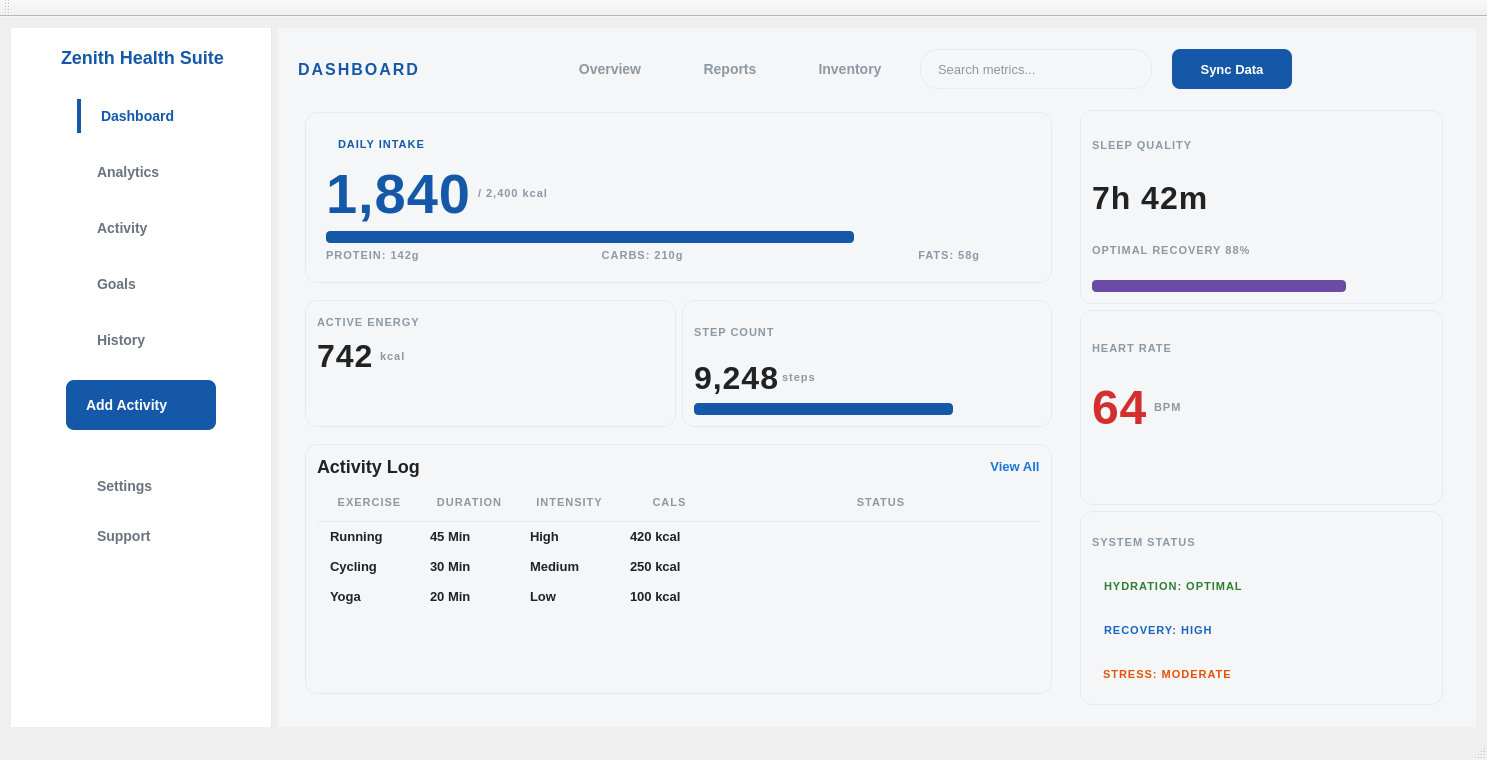
First picture: the form in ZenithHealthSuite/DashboardScreen.ui, repository iharisrao/zenith-health-suite, before the edit.
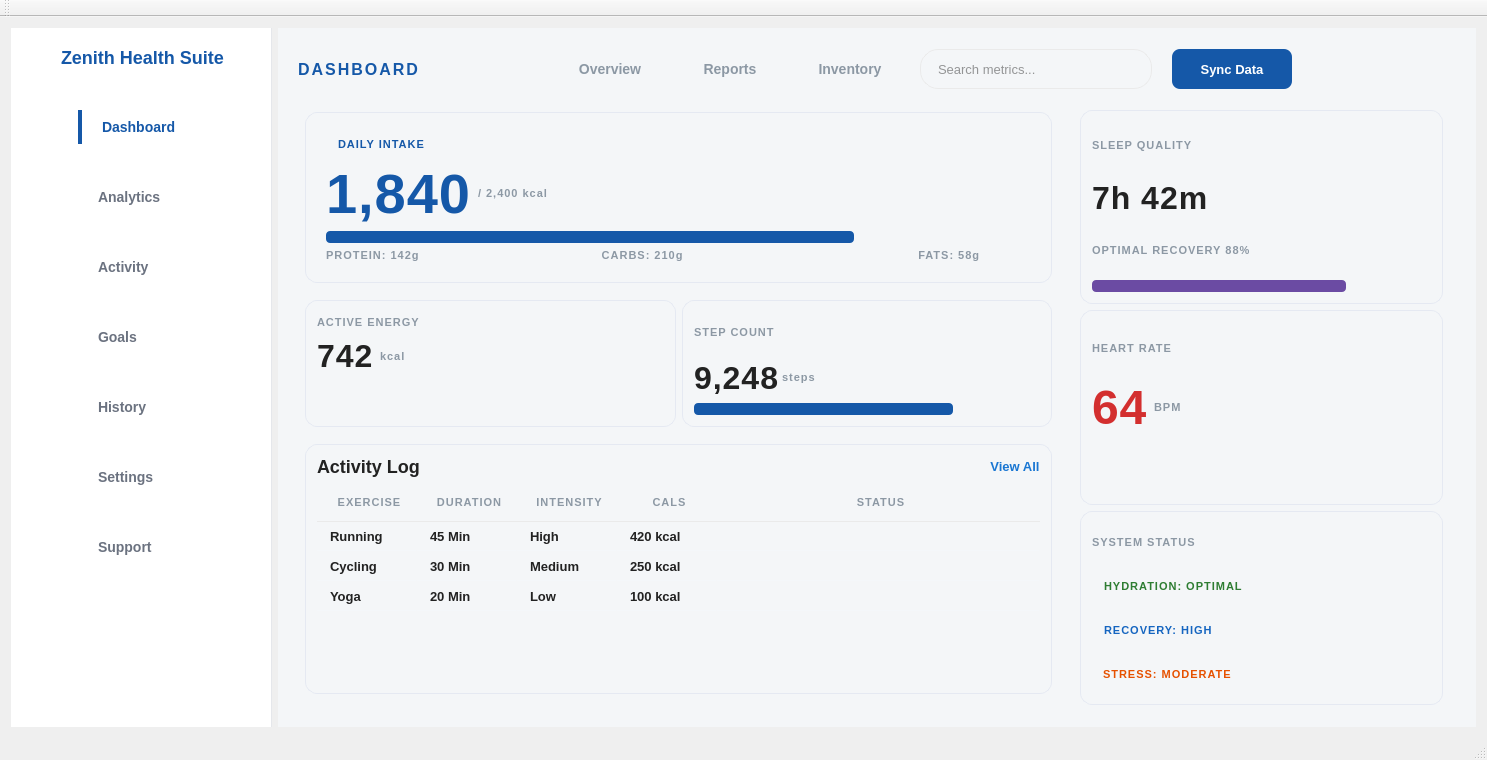
Second picture: the form after the edit. Icons and pictures are not drawn.

Commit message: Connected dashboard screen and activity screen togeather and create database of activity screen also delete all files of data_dialog_box

The edit to the form file:
```diff
--- a/ZenithHealthSuite/DashboardScreen.ui
+++ b/ZenithHealthSuite/DashboardScreen.ui
@@ -321,51 +321,13 @@
         <string>Zenith Health Suite</string>
        </property>
       </widget>
-      <widget class="QPushButton" name="addActivityButton">
-       <property name="geometry">
-        <rect>
-         <x>40</x>
-         <y>350</y>
-         <width>180</width>
-         <height>54</height>
-        </rect>
-       </property>
-       <property name="minimumSize">
-        <size>
-         <width>0</width>
-         <height>54</height>
-        </size>
-       </property>
-       <property name="maximumSize">
-        <size>
-         <width>16777215</width>
-         <height>60</height>
-        </size>
-       </property>
-       <property name="styleSheet">
-        <string notr="true">background-color: #1558A8; color: white; border-radius: 8px; font-weight: bold;</string>
-       </property>
-       <property name="text">
-        <string>Add Activity</string>
-       </property>
-       <property name="icon">
-        <iconset>
-         <normaloff>icons/add_24dp_FFFFFF_FILL0_wght400_GRAD0_opsz24.png</normaloff>icons/add_24dp_FFFFFF_FILL0_wght400_GRAD0_opsz24.png</iconset>
-       </property>
-       <property name="iconSize">
-        <size>
-         <width>24</width>
-         <height>24</height>
-        </size>
-       </property>
-      </widget>
       <widget class="QWidget" name="layoutWidget">
        <property name="geometry">
         <rect>
-         <x>40</x>
-         <y>50</y>
+         <x>41</x>
+         <y>51</y>
          <width>179</width>
-         <height>296</height>
+         <height>521</height>
         </rect>
        </property>
        <layout class="QVBoxLayout" name="verticalLayout_2">
@@ -454,18 +416,6 @@
           </property>
          </widget>
         </item>
-       </layout>
-      </widget>
-      <widget class="QWidget" name="layoutWidget">
-       <property name="geometry">
-        <rect>
-         <x>40</x>
-         <y>420</y>
-         <width>152</width>
-         <height>116</height>
-        </rect>
-       </property>
-       <layout class="QVBoxLayout" name="verticalLayout_12">
         <item>
          <widget class="QPushButton" name="settingsButton">
           <property name="text">
```
The commit also changes 12 other files.
